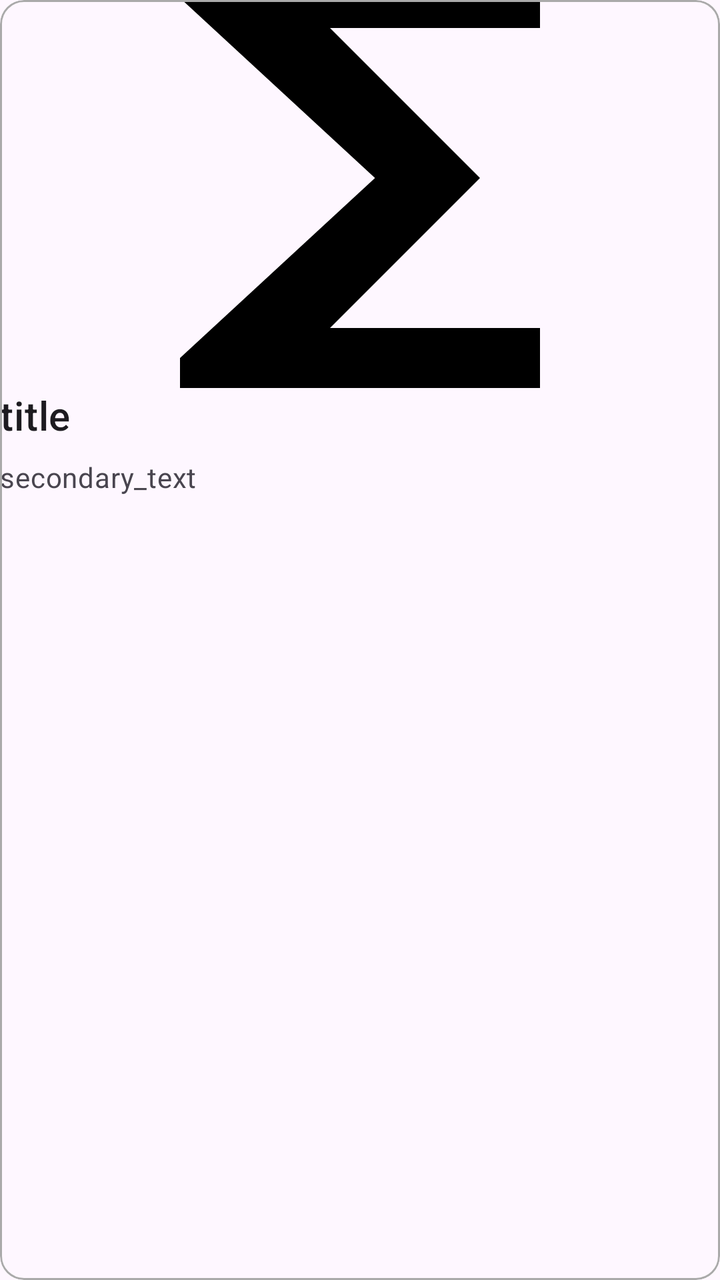
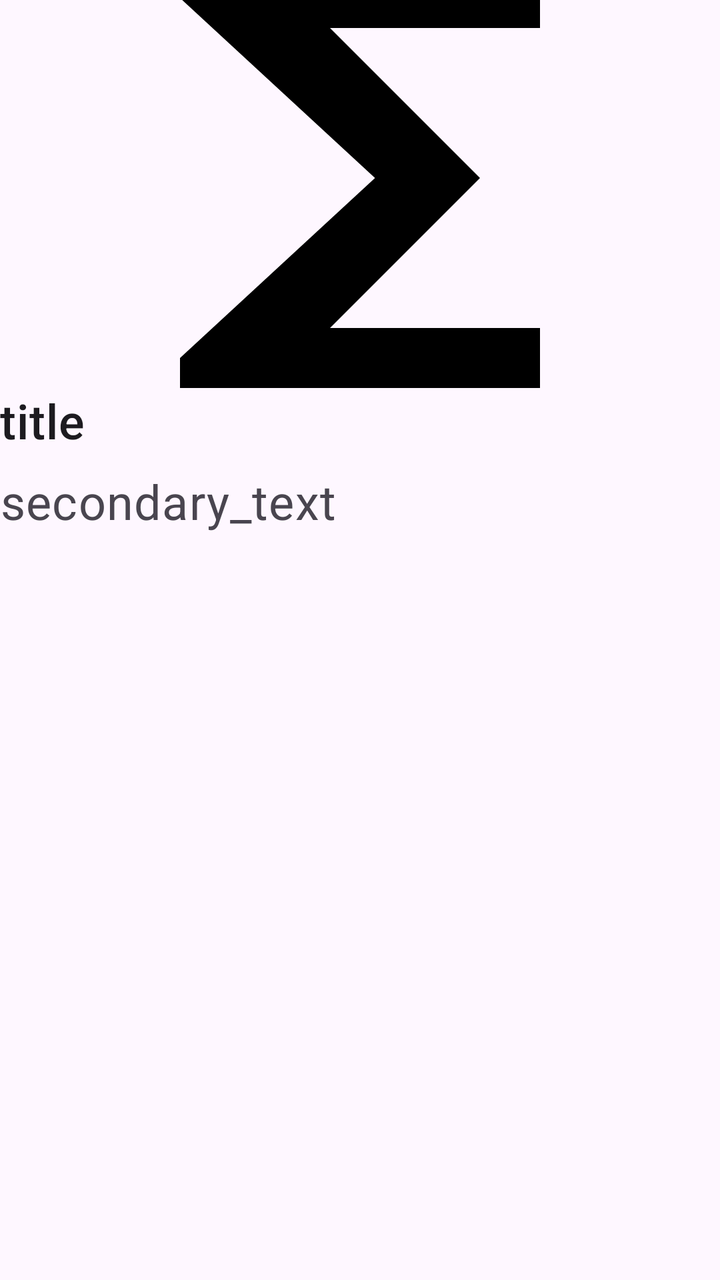

Screens rendered from an Android XML layout before and after an edit, with the pre-edit source and the edit as a unified diff.
<!-- AndroidManifest.xml: another module's application theme Theme.MovieCatalog -->
<!-- res/layout/search_entry.xml -->
<?xml version="1.0" encoding="utf-8"?>
<com.google.android.material.card.MaterialCardView xmlns:android="http://schemas.android.com/apk/res/android"
    xmlns:app="http://schemas.android.com/apk/res-auto"
    android:layout_width="match_parent"
    android:layout_height="wrap_content"
    android:layout_margin="0dp"
    app:cardElevation="0dp"
    app:strokeColor="@android:color/darker_gray"
    app:strokeWidth="1dp"
    android:clickable="true"
    android:focusable="true"
    >

    <LinearLayout
        android:layout_width="match_parent"
        android:layout_height="wrap_content"
        android:orientation="vertical">

        
        <ImageView
            android:layout_width="match_parent"
            android:layout_height="194dp"
            android:id="@+id/image"
            android:contentDescription="content_description_media"
            android:scaleType="centerCrop"
            app:srcCompat="@drawable/ic_image"
            android:paddingBottom="16dp"/>

        
        <TextView
            android:layout_width="wrap_content"
            android:layout_height="wrap_content"
            android:text="title"
            android:id="@+id/title"
            android:textAppearance="?attr/textAppearanceHeadline6" />

        <TextView
            android:layout_width="wrap_content"
            android:layout_height="wrap_content"
            android:layout_marginTop="8dp"
            android:id="@+id/description"
            android:text="secondary_text"
            android:textAppearance="?attr/textAppearanceBody2"
            android:textColor="?android:attr/textColorSecondary" />

    </LinearLayout>


</com.google.android.material.card.MaterialCardView>
<!-- resources referenced by this layout -->
<resources>
  <!-- drawable ic_image (drawable) -->
  <vector xmlns:android="http://schemas.android.com/apk/res/android"
      android:width="24dp"
      android:height="24dp"
      android:tint="#000000"
      android:viewportWidth="24"
      android:viewportHeight="24">
      <path
          android:fillColor="@android:color/white"
          android:pathData="M18,4H6v2l6.5,6L6,18v2h12v-3h-7l5,-5 -5,-5h7V4z" />
  </vector>
  <style name="Theme.MovieCatalog" parent="Theme.Material3.Light.NoActionBar">
          
          <item name="colorPrimary">@color/purple_500</item>
          <item name="colorPrimaryVariant">@color/purple_700</item>
          <item name="colorOnPrimary">@color/white</item>
          
          <item name="colorSecondary">@color/teal_200</item>
          <item name="colorSecondaryVariant">@color/teal_700</item>
          <item name="colorOnSecondary">@color/black</item>
          
          <item name="android:statusBarColor">@android:color/darker_gray</item>
          
      </style>
  <color name="purple_500">#FF6200EE</color>
  <color name="purple_700">#FF3700B3</color>
  <color name="white">#FFFFFFFF</color>
  <color name="teal_200">#FF03DAC5</color>
  <color name="teal_700">#FF018786</color>
  <color name="black">#FF000000</color>
</resources>

<!-- the commit's change to res/layout/search_entry.xml (unified diff, before → after) -->
@@ -1,49 +1,37 @@
 <?xml version="1.0" encoding="utf-8"?>
-<com.google.android.material.card.MaterialCardView xmlns:android="http://schemas.android.com/apk/res/android"
+<LinearLayout xmlns:android="http://schemas.android.com/apk/res/android"
     xmlns:app="http://schemas.android.com/apk/res-auto"
     android:layout_width="match_parent"
     android:layout_height="wrap_content"
-    android:layout_margin="0dp"
-    app:cardElevation="0dp"
-    app:strokeColor="@android:color/darker_gray"
-    app:strokeWidth="1dp"
-    android:clickable="true"
-    android:focusable="true"
-    >
+    android:orientation="vertical">
 
-    <LinearLayout
+    
+    <ImageView
+        android:id="@+id/image"
+        android:layout_width="match_parent"
+        android:layout_height="194dp"
+        android:contentDescription="content_description_media"
+        android:paddingBottom="16dp"
+        android:scaleType="centerCrop"
+        app:srcCompat="@drawable/ic_image" />
+
+    
+    <TextView
+        android:id="@+id/title"
         android:layout_width="match_parent"
         android:layout_height="wrap_content"
-        android:orientation="vertical">
+        android:text="title"
+        android:textSize="24sp"
+        android:textAppearance="?attr/textAppearanceHeadline6" />
 
-        
-        <ImageView
-            android:layout_width="match_parent"
-            android:layout_height="194dp"
-            android:id="@+id/image"
-            android:contentDescription="content_description_media"
-            android:scaleType="centerCrop"
-            app:srcCompat="@drawable/ic_image"
-            android:paddingBottom="16dp"/>
+    <TextView
+        android:id="@+id/description"
+        android:layout_width="match_parent"
+        android:layout_height="wrap_content"
+        android:layout_marginTop="8dp"
+        android:text="secondary_text"
+        android:textSize="24sp"
+        android:textAppearance="?attr/textAppearanceBody2"
+        android:textColor="?android:attr/textColorSecondary" />
 
-        
-        <TextView
-            android:layout_width="wrap_content"
-            android:layout_height="wrap_content"
-            android:text="title"
-            android:id="@+id/title"
-            android:textAppearance="?attr/textAppearanceHeadline6" />
-
-        <TextView
-            android:layout_width="wrap_content"
-            android:layout_height="wrap_content"
-            android:layout_marginTop="8dp"
-            android:id="@+id/description"
-            android:text="secondary_text"
-            android:textAppearance="?attr/textAppearanceBody2"
-            android:textColor="?android:attr/textColorSecondary" />
-
-    </LinearLayout>
-
-
-</com.google.android.material.card.MaterialCardView>
+</LinearLayout>
